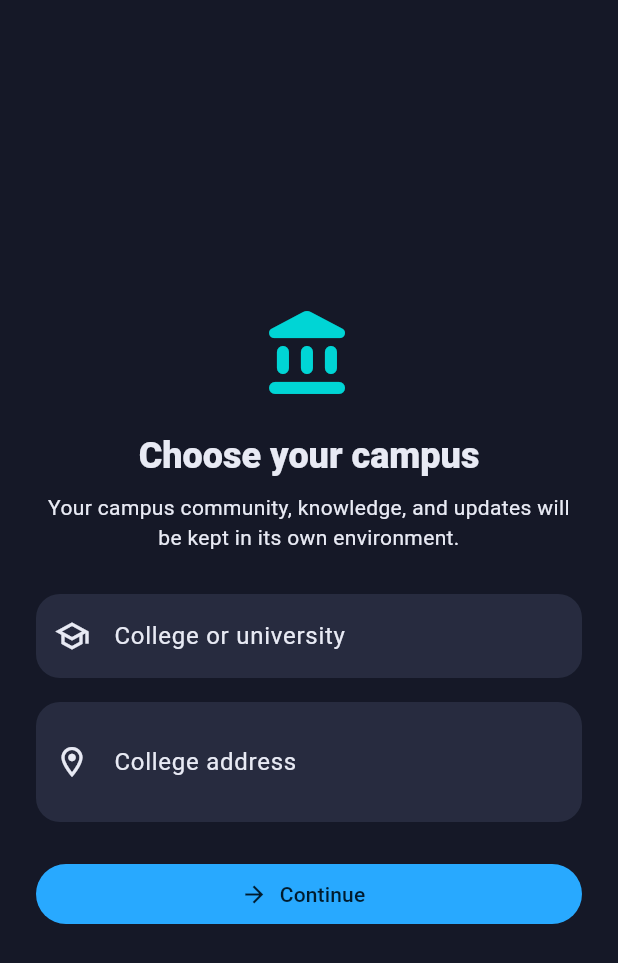
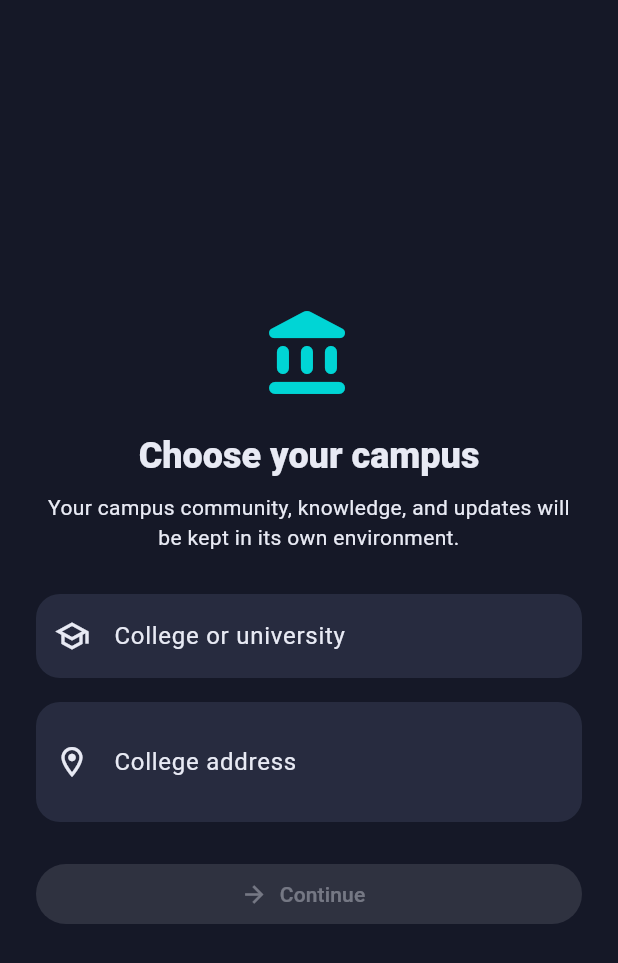
Before and after one commit to JasonRedd/campus_intelligence, a Flutter app: the screen it shows once a user with an empty profile is signed in, on a phone screen of 412 x 824 dp. Shown: the top 963 px of the screen. Run offline on Flutter 3.47's test engine with Material 3 defaults, Android fonts, the phone set to English and light mode, and no system bars; our stand-ins replace cloud_firestore, firebase_auth, firebase_core, flutter_markdown, image_picker, shared_preferences; accounts and stored records are empty.

```diff
--- a/lib/screens/college_onboarding_screen.dart
+++ b/lib/screens/college_onboarding_screen.dart
@@ -15,6 +15,7 @@ class _CollegeOnboardingScreenState extends State<CollegeOnboardingScreen> {
   final _collegeController = TextEditingController();
   final _addressController = TextEditingController();
   bool _isSaving = false;
+  bool _confirmedCollege = false;
 
   @override
   void dispose() {
@@ -29,6 +30,14 @@ class _CollegeOnboardingScreenState extends State<CollegeOnboardingScreen> {
       '-',
     );
     return normalized.replaceAll(RegExp(r'^-+|-+$'), '');
+  }
+
+  void _updateCollegePreview(String value) {
+    if (_confirmedCollege) {
+      setState(() => _confirmedCollege = false);
+    } else {
+      setState(() {});
+    }
   }
 
   Future<void> _continue() async {
@@ -125,6 +134,7 @@ class _CollegeOnboardingScreenState extends State<CollegeOnboardingScreen> {
                               value.trim().length >= 3
                           ? null
                           : 'Enter your college or university name',
+                      onChanged: _updateCollegePreview,
                     ),
                     const SizedBox(height: 16),
                     TextFormField(
@@ -141,9 +151,57 @@ class _CollegeOnboardingScreenState extends State<CollegeOnboardingScreen> {
                           ? null
                           : 'Enter the college address',
                     ),
+                    if (_collegeId(_collegeController.text).isNotEmpty) ...[
+                      const SizedBox(height: 16),
+                      Card(
+                        color: theme.colorScheme.primaryContainer.withAlpha(90),
+                        child: Padding(
+                          padding: const EdgeInsets.all(16),
+                          child: Column(
+                            crossAxisAlignment: CrossAxisAlignment.start,
+                            children: [
+                              Text(
+                                'Your campus zone',
+                                style: theme.textTheme.titleMedium?.copyWith(
+                                  fontWeight: FontWeight.w800,
+                                ),
+                              ),
+                              const SizedBox(height: 8),
+                              SelectableText(
+                                _collegeId(_collegeController.text),
+                                style: theme.textTheme.titleSmall?.copyWith(
+                                  color: theme.colorScheme.secondary,
+                                  fontWeight: FontWeight.w700,
+                                  letterSpacing: 0.5,
+                                ),
+                              ),
+                              const SizedBox(height: 4),
+                              Text(
+                                'This ID keeps your MemoryMap, feed, and campus updates in the correct college environment.',
+                                style: theme.textTheme.bodySmall,
+                              ),
+                              CheckboxListTile(
+                                contentPadding: EdgeInsets.zero,
+                                value: _confirmedCollege,
+                                onChanged: (value) => setState(
+                                  () => _confirmedCollege = value ?? false,
+                                ),
+                                title: const Text(
+                                  'I confirm this is my college',
+                                ),
+                                controlAffinity:
+                                    ListTileControlAffinity.leading,
+                              ),
+                            ],
+                          ),
+                        ),
+                      ),
+                    ],
                     const SizedBox(height: 24),
                     FilledButton.icon(
-                      onPressed: _isSaving ? null : _continue,
+                      onPressed: _isSaving || !_confirmedCollege
+                          ? null
+                          : _continue,
                       icon: _isSaving
                           ? const SizedBox(
                               width: 18,
```
Also changed, not shown: lib/main.dart (+17 -4 lines), lib/services/campus_knowledge_service.dart (+52 -0 lines), 1 other file.
